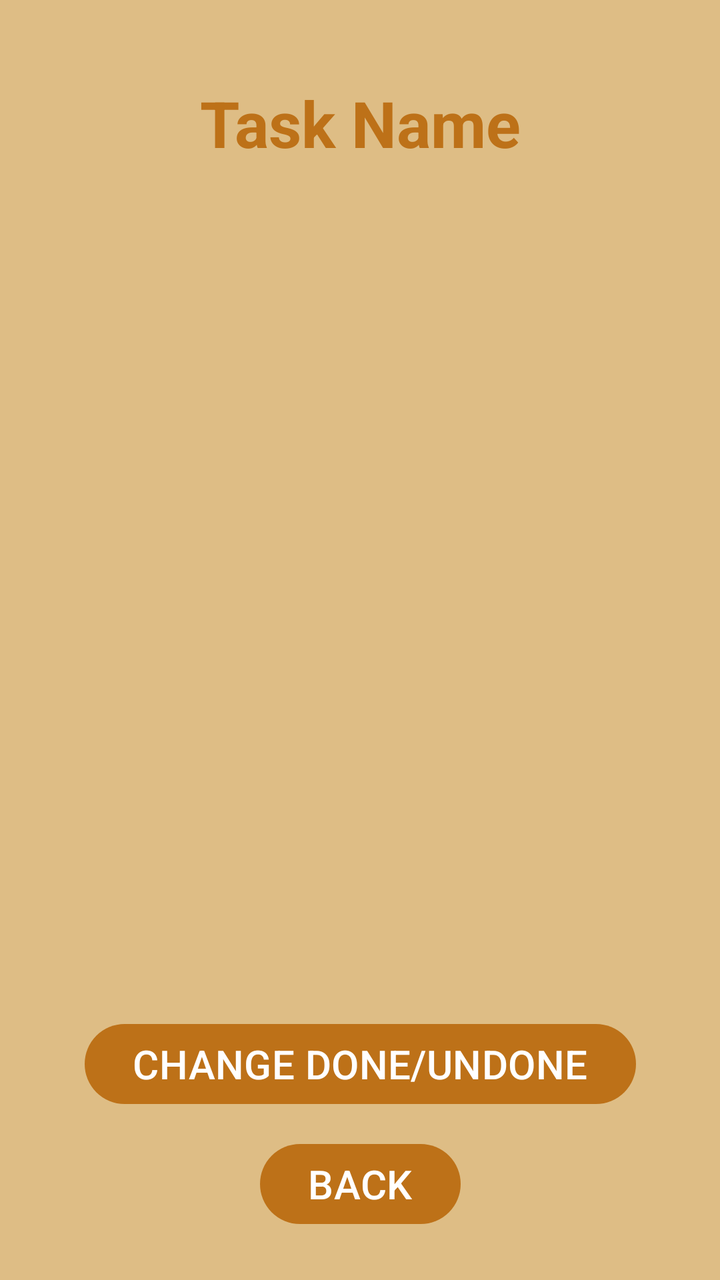
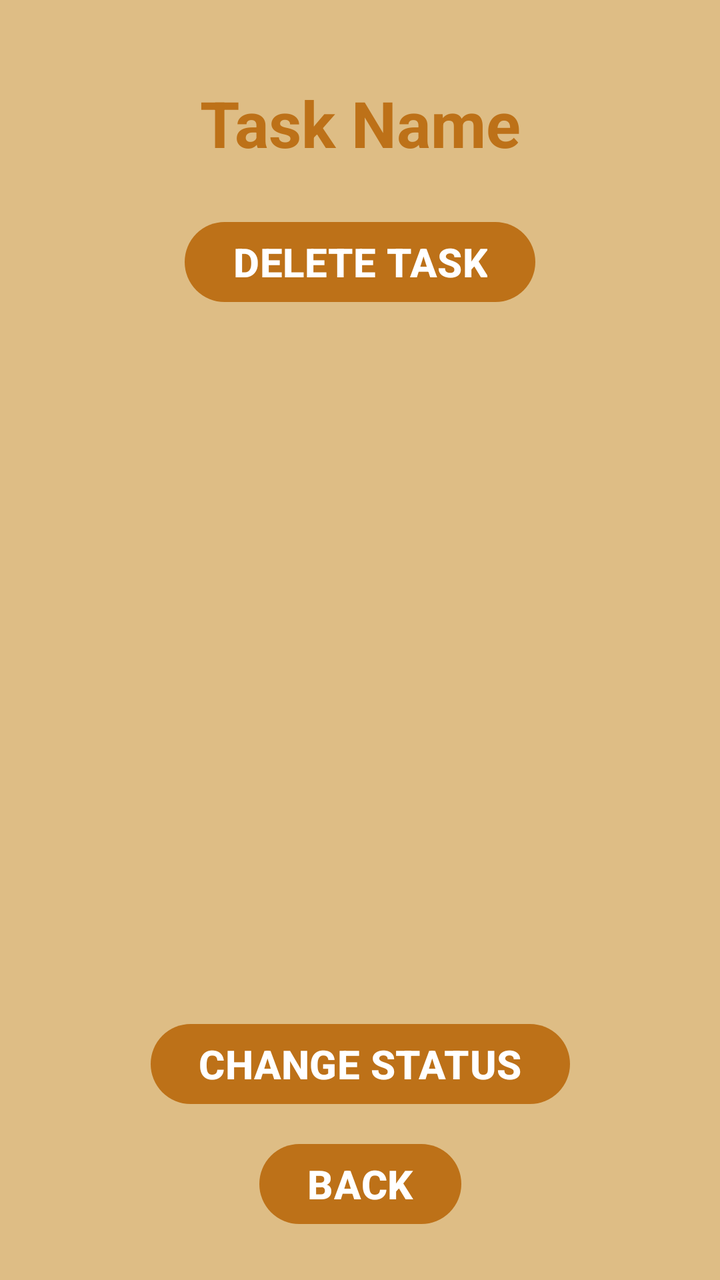

Compare the two renders of this Android layout. The source of the first and the diff that turns it into the second are given below.
<!-- AndroidManifest.xml: application theme Theme.MyGarden -->
<!-- res/layout/activity_displaying_task.xml -->
<?xml version="1.0" encoding="utf-8"?>
<androidx.constraintlayout.widget.ConstraintLayout xmlns:android="http://schemas.android.com/apk/res/android"
    xmlns:app="http://schemas.android.com/apk/res-auto"
    xmlns:tools="http://schemas.android.com/tools"
    android:id="@+id/main"
    android:layout_width="match_parent"
    android:layout_height="match_parent"
    android:animateLayoutChanges="true"
    tools:context=".activities.DisplayingTaskActivity">

    <TextView
        android:id="@+id/displayTaskName"
        android:layout_width="0dp"
        android:layout_height="wrap_content"
        android:layout_marginTop="40dp"
        android:layout_marginHorizontal="24dp"
        android:text="Task Name"
        android:textAlignment="center"
        android:textColor="?attr/colorPrimary"
        android:textSize="32sp"
        android:textStyle="bold"
        app:layout_constraintEnd_toEndOf="parent"
        app:layout_constraintStart_toStartOf="parent"
        app:layout_constraintTop_toTopOf="parent" />

    <Button
        android:id="@+id/BackButton"
        android:layout_width="wrap_content"
        android:layout_height="wrap_content"
        android:layout_marginBottom="24dp"
        android:text="BACK"
        android:textSize="20sp"
        app:layout_constraintBottom_toBottomOf="parent"
        app:layout_constraintEnd_toEndOf="parent"
        app:layout_constraintStart_toStartOf="parent" />

    <Button
        android:id="@+id/DoneButton"
        android:layout_width="wrap_content"
        android:layout_height="wrap_content"
        android:layout_marginBottom="12dp"
        android:text="CHANGE DONE/UNDONE"
        android:textSize="20sp"
        app:layout_constraintBottom_toTopOf="@+id/BackButton"
        app:layout_constraintEnd_toEndOf="parent"
        app:layout_constraintStart_toStartOf="parent" />

    <ScrollView
        android:id="@+id/taskScrollView"
        android:layout_width="0dp"
        android:layout_height="0dp"
        android:layout_marginTop="8dp"
        android:layout_marginBottom="8dp"
        android:fillViewport="true"
        app:layout_constraintTop_toBottomOf="@id/displayTaskName"
        app:layout_constraintBottom_toTopOf="@id/DoneButton"
        app:layout_constraintStart_toStartOf="parent"
        app:layout_constraintEnd_toEndOf="parent">

        <androidx.constraintlayout.widget.ConstraintLayout
            android:layout_width="match_parent"
            android:layout_height="wrap_content"
            android:paddingBottom="24dp">

            <androidx.constraintlayout.widget.Guideline
                android:id="@+id/guidelineLeft"
                android:layout_width="wrap_content"
                android:layout_height="wrap_content"
                android:orientation="vertical"
                app:layout_constraintGuide_percent="0.07" />

            <androidx.constraintlayout.widget.Guideline
                android:id="@+id/guidelineRight"
                android:layout_width="wrap_content"
                android:layout_height="wrap_content"
                android:orientation="vertical"
                app:layout_constraintGuide_percent="0.93" />

            <TextView
                android:id="@+id/displayTaskDate"
                android:layout_width="0dp"
                android:layout_height="wrap_content"
                android:layout_marginTop="16dp"
                android:gravity="center"
                android:text="No due date"
                android:textColor="?attr/colorOnSurface"
                android:textSize="18sp"
                android:textStyle="bold"
                android:visibility="gone"
                app:layout_constraintEnd_toEndOf="@id/guidelineRight"
                app:layout_constraintStart_toStartOf="@id/guidelineLeft"
                app:layout_constraintTop_toTopOf="parent" />
            <TextView
                android:id="@+id/displayWaterPoints"
                android:layout_width="wrap_content"
                android:layout_height="wrap_content"
                android:layout_marginTop="16dp"
                android:gravity="center"
                android:text="Water Points"
                android:textColor="?attr/colorOnSurface"
                android:textSize="18sp"
                android:textStyle="bold"
                android:visibility="gone"
                app:drawableStartCompat="@drawable/ic_water_small"
                android:drawableTint="?attr/colorOnSurface"
                android:drawablePadding="8dp"
                app:layout_constraintEnd_toEndOf="@id/guidelineRight"
                app:layout_constraintStart_toStartOf="@id/guidelineLeft"
                app:layout_constraintTop_toBottomOf="@id/displayTaskDate"/>

            <TextView
                android:id="@+id/displayTaskDescription"
                android:layout_width="0dp"
                android:layout_height="wrap_content"
                android:layout_marginTop="24dp"
                android:hint="No description"
                android:minHeight="60dp"
                android:textColor="?attr/colorOnSurface"
                android:textSize="20sp"
                android:visibility="gone"
                app:layout_constraintEnd_toEndOf="@id/guidelineRight"
                app:layout_constraintStart_toStartOf="@id/guidelineLeft"
                app:layout_constraintTop_toBottomOf="@id/displayWaterPoints" />

            <TextView
                android:id="@+id/displayTaskAddress"
                android:layout_width="0dp"
                android:layout_height="wrap_content"
                android:layout_marginTop="16dp"
                android:text="Location"
                android:textColor="?attr/colorPrimary"
                android:textStyle="bold"
                android:visibility="gone"
                app:layout_constraintEnd_toEndOf="@id/guidelineRight"
                app:layout_constraintStart_toStartOf="@id/guidelineLeft"
                app:layout_constraintTop_toBottomOf="@id/displayTaskDescription" />

            <TextView
                android:id="@+id/displayTaskCoords"
                android:layout_width="0dp"
                android:layout_height="wrap_content"
                android:text="Lat: 0.0, Lon: 0.0"
                android:textSize="12sp"
                android:visibility="gone"
                app:layout_constraintEnd_toEndOf="@id/guidelineRight"
                app:layout_constraintStart_toStartOf="@id/guidelineLeft"
                app:layout_constraintTop_toBottomOf="@id/displayTaskAddress" />

            <TextView
                android:id="@+id/displayTaskPhotoHeader"
                android:layout_width="0dp"
                android:layout_height="wrap_content"
                android:layout_marginTop="16dp"
                android:foreground="?android:attr/selectableItemBackground"
                android:background="?android:attr/colorPrimary"
                android:padding="8dp"
                android:text="Show Photo"
                android:textAlignment="center"
                android:textColor="?attr/colorOnPrimary"
                android:textSize="18sp"
                android:textStyle="bold"
                android:visibility="gone"
                app:layout_constraintEnd_toEndOf="@id/guidelineRight"
                app:layout_constraintStart_toStartOf="@id/guidelineLeft"
                app:layout_constraintTop_toBottomOf="@id/displayTaskCoords" />

            <ImageView
                android:id="@+id/displayTaskPhoto"
                android:layout_width="0dp"
                android:layout_height="wrap_content"
                android:adjustViewBounds="true"
                android:layout_marginTop="8dp"
                android:visibility="gone"
                app:layout_constraintEnd_toEndOf="@id/guidelineRight"
                app:layout_constraintStart_toStartOf="@id/guidelineLeft"
                app:layout_constraintTop_toBottomOf="@id/displayTaskPhotoHeader" />

            <TextView
                android:id="@+id/displayTaskHandwrittenHeader"
                android:layout_width="0dp"
                android:layout_height="wrap_content"
                android:layout_marginTop="16dp"
                android:foreground="?android:attr/selectableItemBackground"
                android:background="?android:attr/colorPrimary"
                android:padding="8dp"
                android:text="Show Handwritten Note"
                android:textAlignment="center"
                android:textColor="?attr/colorOnPrimary"
                android:textSize="18sp"
                android:textStyle="bold"
                android:visibility="gone"
                app:layout_constraintEnd_toEndOf="@id/guidelineRight"
                app:layout_constraintStart_toStartOf="@id/guidelineLeft"
                app:layout_constraintTop_toBottomOf="@id/displayTaskPhoto" />

            <ImageView
                android:id="@+id/displayTaskHandwritten"
                android:layout_width="0dp"
                android:layout_height="wrap_content"
                android:adjustViewBounds="true"
                android:layout_marginTop="8dp"
                android:scaleType="centerCrop"
                android:visibility="gone"
                app:layout_constraintEnd_toEndOf="@id/guidelineRight"
                app:layout_constraintStart_toStartOf="@id/guidelineLeft"
                app:layout_constraintTop_toBottomOf="@id/displayTaskHandwrittenHeader" />

            <TextView
                android:id="@+id/displayVoiceNoteButton"
                android:layout_width="0dp"
                android:layout_height="wrap_content"
                android:layout_marginTop="16dp"
                android:foreground="?android:attr/selectableItemBackground"
                android:background="?android:attr/colorPrimary"
                android:padding="8dp"
                android:text="Play Voice Note"
                android:textAlignment="center"
                android:textColor="?attr/colorOnPrimary"
                android:textSize="18sp"
                android:textStyle="bold"
                android:visibility="gone"
                app:layout_constraintEnd_toEndOf="@id/guidelineRight"
                app:layout_constraintStart_toStartOf="@id/guidelineLeft"
                app:layout_constraintTop_toBottomOf="@id/displayTaskHandwritten" />

        </androidx.constraintlayout.widget.ConstraintLayout>
    </ScrollView>

</androidx.constraintlayout.widget.ConstraintLayout>
<!-- resources referenced by this layout -->
<resources>
  <!-- drawable ic_water_small (drawable) -->
  <vector xmlns:android="http://schemas.android.com/apk/res/android"
      android:width="24dp"
      android:height="32dp"
      android:viewportWidth="333"
      android:viewportHeight="416">
    <path
        android:pathData="M196.65,308.65c22.32,0 42.54,-9.05 57.16,-23.67 14.63,-14.63 23.67,-34.84 23.67,-57.16 0,-45.74 -23.48,-76.11 -49.07,-109.21 -10.69,-13.83 -21.75,-28.13 -31.76,-44.32 -9.65,15.6 -20.64,29.87 -31.76,44.32 -25.59,33.09 -49.07,63.46 -49.07,109.21 0,22.33 9.05,42.55 23.67,57.17 14.62,14.62 34.84,23.67 57.17,23.67zM162.49,105.39c-5.6,-19.22 -17.75,-34.94 -30.66,-51.64 -7.04,-9.11 -14.31,-18.51 -21.01,-29.06 -6.7,10.56 -13.97,19.96 -21.01,29.07 -17.71,22.91 -33.96,43.93 -33.96,75.39 0,15.19 6.15,28.94 16.08,38.87 9.96,9.94 23.71,16.1 38.89,16.1l2.24,-0.07c9.21,-26.62 26.08,-48.44 43.94,-71.54l5.49,-7.12zM242.89,220.34c-1.12,-2.51 0.01,-5.46 2.52,-6.58 2.51,-1.12 5.46,0.01 6.58,2.52 3.36,7.53 4.83,15.63 4.44,23.63 -0.39,8.01 -2.65,15.94 -6.74,23.09 -4.07,7.15 -9.76,13.12 -16.48,17.54 -6.72,4.41 -14.46,7.28 -22.63,8.19 -2.74,0.3 -5.21,-1.68 -5.51,-4.41 -0.3,-2.74 1.68,-5.21 4.41,-5.51 6.62,-0.74 12.87,-3.04 18.26,-6.58 5.38,-3.54 9.96,-8.37 13.28,-14.17 3.3,-5.78 5.13,-12.17 5.44,-18.62 0.31,-6.48 -0.87,-13.02 -3.58,-19.09z"
        android:fillColor="#000000"
        android:fillType="nonZero"/>
  </vector>
  <style name="Theme.MyGarden" parent="Base.Theme.MyGarden" />
  <style name="Base.Theme.MyGarden" parent="Theme.Material3.DayNight.NoActionBar">
          
          
          <item name="android:windowBackground">@color/beige</item>
          <item name="colorOnSurface">@color/dark_green</item>
          <item name="colorPrimary">@color/dark_orange</item>
          <item name="colorText">@color/black</item>
          <item name="waterColor">@color/light_blue</item>
      </style>
  <color name="beige">#DEBD85</color>
  <color name="dark_green">#397819</color>
  <color name="dark_orange">#BD7118</color>
  <color name="black">#FF000000</color>
  <color name="light_blue">#6EB2FF</color>
</resources>

<!-- the commit's change to res/layout/activity_displaying_task.xml (unified diff, before → after) -->
@@ -30,6 +30,7 @@
         android:layout_marginBottom="24dp"
         android:text="BACK"
         android:textSize="20sp"
+        android:textStyle="bold"
         app:layout_constraintBottom_toBottomOf="parent"
         app:layout_constraintEnd_toEndOf="parent"
         app:layout_constraintStart_toStartOf="parent" />
@@ -39,8 +40,9 @@
         android:layout_width="wrap_content"
         android:layout_height="wrap_content"
         android:layout_marginBottom="12dp"
-        android:text="CHANGE DONE/UNDONE"
+        android:text="CHANGE STATUS"
         android:textSize="20sp"
+        android:textStyle="bold"
         app:layout_constraintBottom_toTopOf="@+id/BackButton"
         app:layout_constraintEnd_toEndOf="parent"
         app:layout_constraintStart_toStartOf="parent" />
@@ -158,7 +160,6 @@
                 android:textAlignment="center"
                 android:textColor="?attr/colorOnPrimary"
                 android:textSize="18sp"
-                android:textStyle="bold"
                 android:visibility="gone"
                 app:layout_constraintEnd_toEndOf="@id/guidelineRight"
                 app:layout_constraintStart_toStartOf="@id/guidelineLeft"
@@ -187,7 +188,6 @@
                 android:textAlignment="center"
                 android:textColor="?attr/colorOnPrimary"
                 android:textSize="18sp"
-                android:textStyle="bold"
                 android:visibility="gone"
                 app:layout_constraintEnd_toEndOf="@id/guidelineRight"
                 app:layout_constraintStart_toStartOf="@id/guidelineLeft"
@@ -213,15 +213,27 @@
                 android:foreground="?android:attr/selectableItemBackground"
                 android:background="?android:attr/colorPrimary"
                 android:padding="8dp"
-                android:text="Play Voice Note"
+                android:text="Play Voive Note"
                 android:textAlignment="center"
                 android:textColor="?attr/colorOnPrimary"
                 android:textSize="18sp"
-                android:textStyle="bold"
                 android:visibility="gone"
                 app:layout_constraintEnd_toEndOf="@id/guidelineRight"
                 app:layout_constraintStart_toStartOf="@id/guidelineLeft"
                 app:layout_constraintTop_toBottomOf="@id/displayTaskHandwritten" />
+
+            <Button
+                android:id="@+id/DeleteButton"
+                android:layout_width="wrap_content"
+                android:layout_height="wrap_content"
+                android:layout_marginBottom="12dp"
+                android:text="DELETE TASK"
+                android:textSize="20sp"
+                android:textStyle="bold"
+                android:layout_marginTop="16dp"
+                app:layout_constraintTop_toBottomOf="@+id/displayVoiceNoteButton"
+                app:layout_constraintEnd_toEndOf="parent"
+                app:layout_constraintStart_toStartOf="parent" />
 
         </androidx.constraintlayout.widget.ConstraintLayout>
     </ScrollView>
<!-- resource entries referenced after the edit -->
@@ -19,12 +19,14 @@
           <item name="colorOnSurface">@color/dark_green</item>
           <item name="colorPrimary">@color/dark_orange</item>
           <item name="colorText">@color/black</item>
+          <item name="colorOnPrimary">@color/white</item>
           <item name="waterColor">@color/light_blue</item>
       </style>
   <color name="beige">#DEBD85</color>
-  <color name="dark_green">#397819</color>
+  <color name="dark_green">#2a5a13</color>
   <color name="dark_orange">#BD7118</color>
   <color name="black">#FF000000</color>
+  <color name="white">#FFFFFFFF</color>
   <color name="light_blue">#6EB2FF</color>
 </resources>
 
